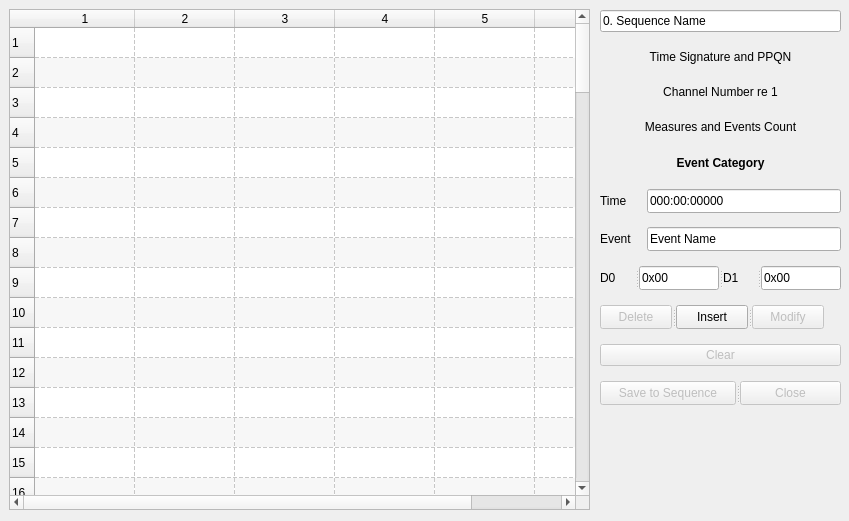
Qt form seq_qt5/forms/qseqeventframe.ui (ahlstromcj/seq66) before a commit.
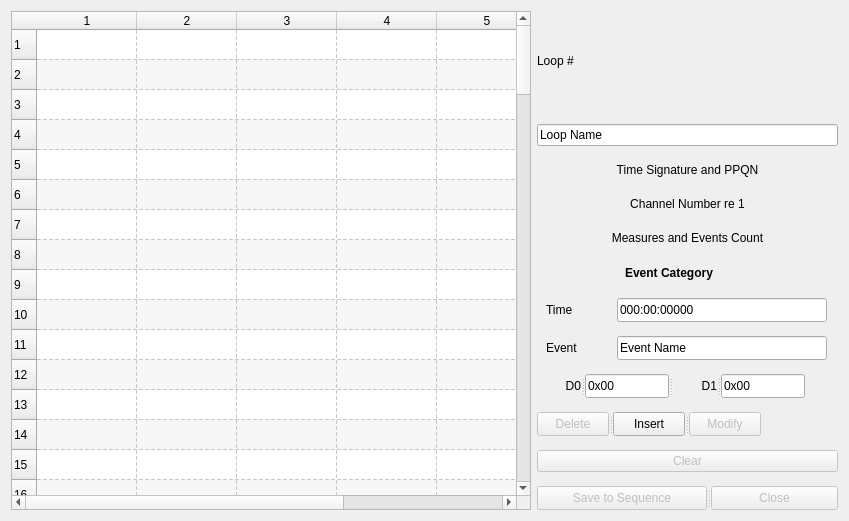
The same form after that commit.

The edit to the form file:
```diff
--- a/seq_qt5/forms/qseqeventframe.ui
+++ b/seq_qt5/forms/qseqeventframe.ui
@@ -19,17 +19,16 @@
   <property name="windowTitle">
    <string>Events</string>
   </property>
+  <layout class="QGridLayout" name="gridLayout_2">
+   <item row="0" column="0">
+    <layout class="QGridLayout" name="gridLayout_3">
+     <property name="sizeConstraint">
+      <enum>QLayout::SetNoConstraint</enum>
+     </property>
+     <item row="0" column="0">
   <widget class="QTableWidget" name="eventTableWidget">
-   <property name="geometry">
-    <rect>
-     <x>9</x>
-     <y>9</y>
-     <width>581</width>
-     <height>501</height>
-    </rect>
-   </property>
    <property name="sizePolicy">
-    <sizepolicy hsizetype="Maximum" vsizetype="Maximum">
+        <sizepolicy hsizetype="Expanding" vsizetype="Expanding">
      <horstretch>0</horstretch>
      <verstretch>0</verstretch>
     </sizepolicy>
@@ -37,7 +36,7 @@
    <property name="minimumSize">
     <size>
      <width>520</width>
-     <height>200</height>
+         <height>360</height>
     </size>
    </property>
    <property name="toolTip">
@@ -168,23 +167,26 @@
    <column/>
    <column/>
   </widget>
-  <widget class="QWidget" name="layoutWidget">
-   <property name="geometry">
-    <rect>
-     <x>600</x>
-     <y>9</y>
-     <width>241</width>
-     <height>401</height>
-    </rect>
-   </property>
+     </item>
+     <item row="0" column="1">
    <layout class="QVBoxLayout" name="verticalLayout">
     <property name="spacing">
      <number>14</number>
     </property>
+       <property name="sizeConstraint">
+        <enum>QLayout::SetNoConstraint</enum>
+       </property>
+       <item>
+        <widget class="QLabel" name="label">
+         <property name="text">
+          <string>Loop #</string>
+         </property>
+        </widget>
+       </item>
     <item>
      <widget class="QLineEdit" name="m_entry_name">
       <property name="text">
-       <string>0. Sequence Name</string>
+          <string>Loop Name</string>
       </property>
      </widget>
     </item>
@@ -264,7 +266,7 @@
       </property>
       <property name="maximumSize">
        <size>
-        <width>16777215</width>
+           <width>264</width>
         <height>22</height>
        </size>
       </property>
@@ -294,7 +296,7 @@
         </property>
         <property name="maximumSize">
          <size>
-          <width>16777215</width>
+             <width>48</width>
           <height>24</height>
          </size>
         </property>
@@ -313,7 +315,7 @@
         </property>
         <property name="maximumSize">
          <size>
-          <width>16777215</width>
+             <width>210</width>
           <height>24</height>
          </size>
         </property>
@@ -335,7 +337,7 @@
         </property>
         <property name="maximumSize">
          <size>
-          <width>16777215</width>
+             <width>48</width>
           <height>24</height>
          </size>
         </property>
@@ -354,7 +356,7 @@
         </property>
         <property name="maximumSize">
          <size>
-          <width>16777215</width>
+             <width>210</width>
           <height>24</height>
          </size>
         </property>
@@ -378,7 +380,7 @@
       </property>
       <property name="maximumSize">
        <size>
-        <width>16777215</width>
+           <width>268</width>
         <height>24</height>
        </size>
       </property>
@@ -394,18 +396,21 @@
        </property>
        <property name="maximumSize">
         <size>
-         <width>16777215</width>
+            <width>48</width>
          <height>24</height>
         </size>
        </property>
        <property name="text">
         <string>D0</string>
        </property>
+          <property name="alignment">
+           <set>Qt::AlignRight|Qt::AlignTrailing|Qt::AlignVCenter</set>
+          </property>
       </widget>
       <widget class="QLineEdit" name="entry_ev_data_0">
        <property name="minimumSize">
         <size>
-         <width>0</width>
+            <width>84</width>
          <height>24</height>
         </size>
        </property>
@@ -431,18 +436,21 @@
        </property>
        <property name="maximumSize">
         <size>
-         <width>16777215</width>
+            <width>48</width>
          <height>24</height>
         </size>
        </property>
        <property name="text">
         <string>D1</string>
        </property>
+          <property name="alignment">
+           <set>Qt::AlignRight|Qt::AlignTrailing|Qt::AlignVCenter</set>
+          </property>
       </widget>
       <widget class="QLineEdit" name="entry_ev_data_1">
        <property name="minimumSize">
         <size>
-         <width>80</width>
+            <width>84</width>
          <height>24</height>
         </size>
        </property>
@@ -465,7 +473,7 @@
      <widget class="QSplitter" name="del_ins_mod_splitter">
       <property name="maximumSize">
        <size>
-        <width>228</width>
+           <width>224</width>
         <height>24</height>
        </size>
       </property>
@@ -478,7 +486,7 @@
        </property>
        <property name="minimumSize">
         <size>
-         <width>72</width>
+            <width>64</width>
          <height>24</height>
         </size>
        </property>
@@ -501,7 +509,7 @@
        </property>
        <property name="minimumSize">
         <size>
-         <width>72</width>
+            <width>64</width>
          <height>24</height>
         </size>
        </property>
@@ -524,7 +532,7 @@
        </property>
        <property name="minimumSize">
         <size>
-         <width>72</width>
+            <width>64</width>
          <height>24</height>
         </size>
        </property>
@@ -610,7 +618,10 @@
      </widget>
     </item>
    </layout>
-  </widget>
+     </item>
+    </layout>
+   </item>
+  </layout>
  </widget>
  <resources/>
  <connections/>
```
Lines whose indentation alone changed are shown as unchanged.
